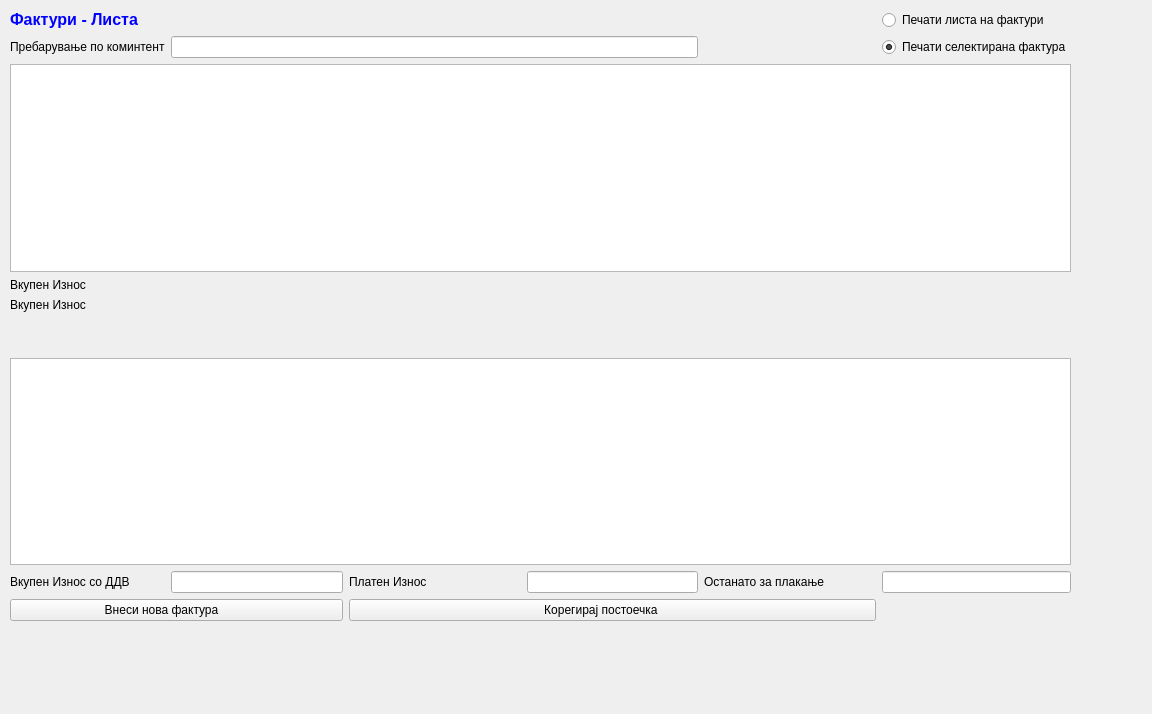
First picture: the form in sterna/Nalog/naloglista.ui, repository srgank/sterna_x, before the edit.
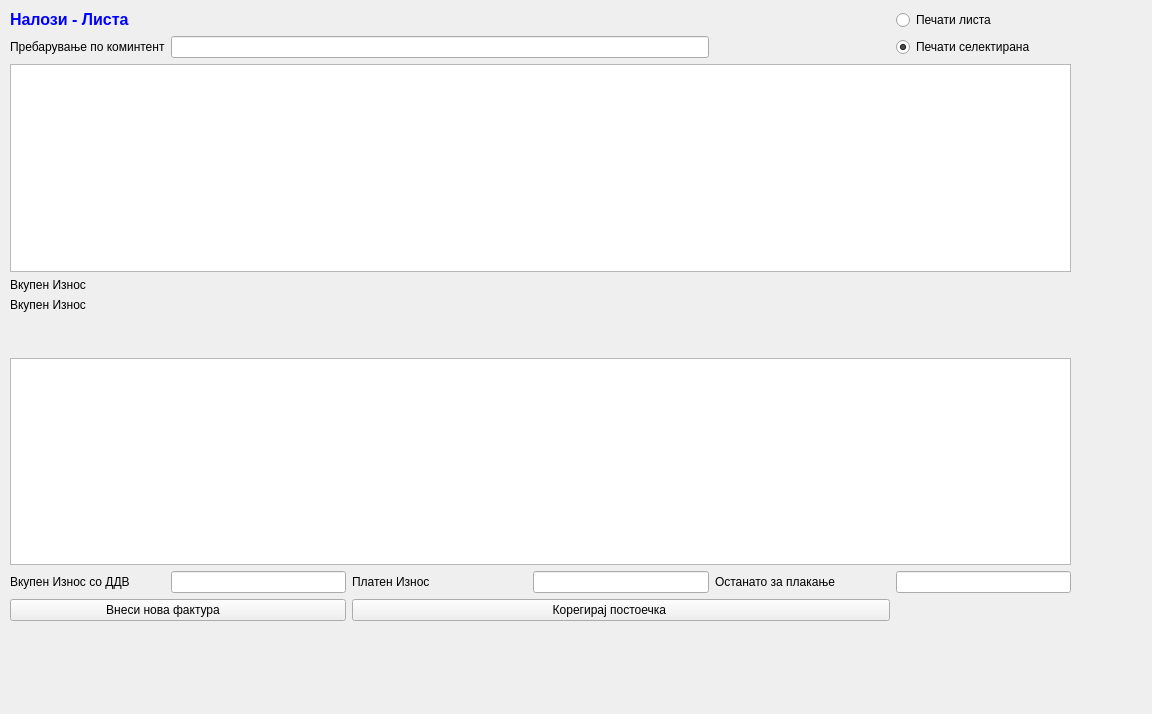
Second picture: the form after the edit. Icons and pictures are not drawn.

The edit to the form file:
```diff
--- a/sterna/Nalog/naloglista.ui
+++ b/sterna/Nalog/naloglista.ui
@@ -29,8 +29,8 @@
        <string>&lt;!DOCTYPE HTML PUBLIC &quot;-//W3C//DTD HTML 4.0//EN&quot; &quot;http://www.w3.org/TR/REC-html40/strict.dtd&quot;&gt;
 &lt;html&gt;&lt;head&gt;&lt;meta name=&quot;qrichtext&quot; content=&quot;1&quot; /&gt;&lt;style type=&quot;text/css&quot;&gt;
 p, li { white-space: pre-wrap; }
-&lt;/style&gt;&lt;/head&gt;&lt;body style=&quot; font-family:'MS Shell Dlg 2'; font-size:10pt; font-weight:400; font-style:normal;&quot;&gt;
-&lt;p style=&quot; margin-top:0px; margin-bottom:0px; margin-left:0px; margin-right:0px; -qt-block-indent:0; text-indent:0px;&quot;&gt;&lt;span style=&quot; font-size:12pt; font-weight:600; color:#0000ff;&quot;&gt;Фактури - Листа&lt;/span&gt;&lt;/p&gt;&lt;/body&gt;&lt;/html&gt;</string>
+&lt;/style&gt;&lt;/head&gt;&lt;body style=&quot; font-family:'Sans Serif'; font-size:9pt; font-weight:400; font-style:normal;&quot;&gt;
+&lt;p style=&quot; margin-top:0px; margin-bottom:0px; margin-left:0px; margin-right:0px; -qt-block-indent:0; text-indent:0px;&quot;&gt;&lt;span style=&quot; font-family:'MS Shell Dlg 2'; font-size:12pt; font-weight:600; color:#0000ff;&quot;&gt;Налози - Листа&lt;/span&gt;&lt;/p&gt;&lt;/body&gt;&lt;/html&gt;</string>
       </property>
      </widget>
     </item>
@@ -89,7 +89,7 @@
     <item row="0" column="5">
      <widget class="QRadioButton" name="radioButtonPecatiLista">
       <property name="text">
-       <string>Печати листа на фактури</string>
+       <string>Печати листа</string>
       </property>
      </widget>
     </item>
@@ -106,7 +106,7 @@
     <item row="1" column="5">
      <widget class="QRadioButton" name="radioButtonPecatiSelektirana">
       <property name="text">
-       <string>Печати селектирана фактура</string>
+       <string>Печати селектирана</string>
       </property>
       <property name="checked">
        <bool>true</bool>
```
